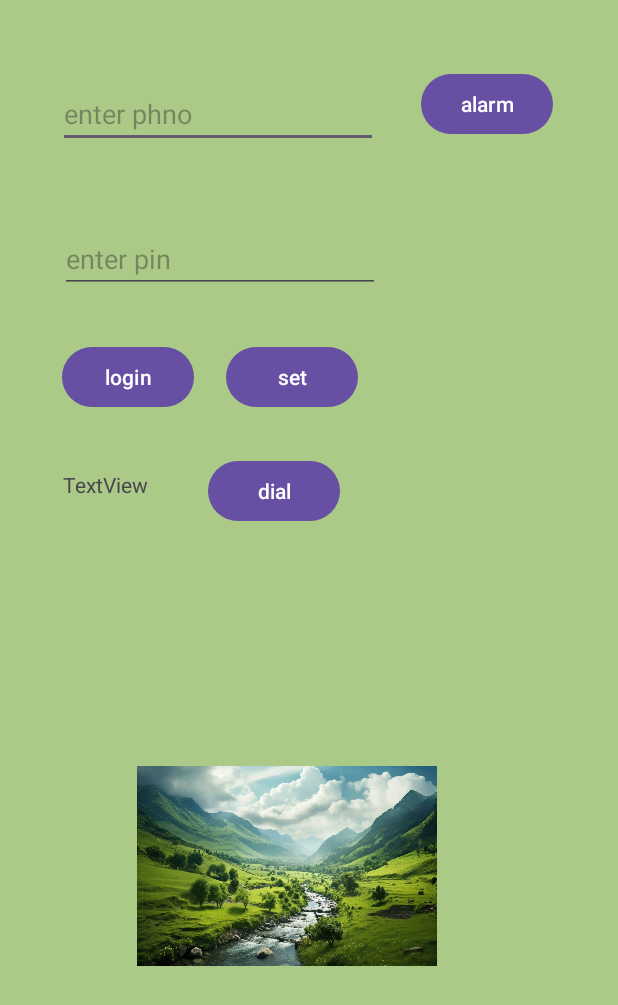
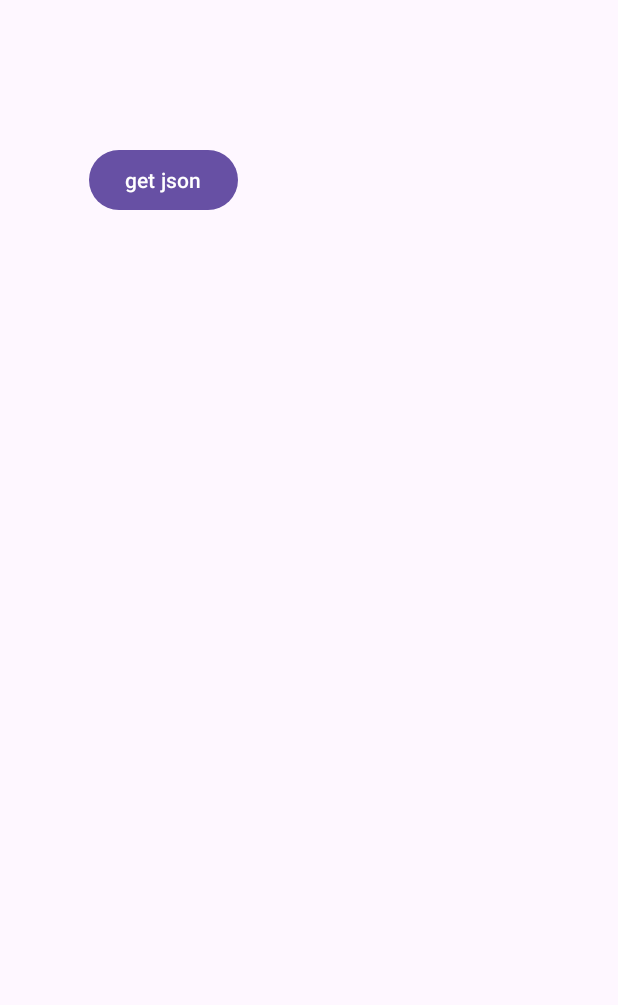
Before and after one commit to abdultanveer/boschandroidexs, an Android app: the screen it shows after launch (MainActivity before the commit, InternetActivity after it), on a phone screen of 412 x 824 dp. Shown: the top 1005 px of the screen. Run offline under Robolectric (Android 15) with nearby library versions, the phone set to English and light mode, and no system bars.

Commit message:
conect to internet -1

```diff
--- a/app/src/main/AndroidManifest.xml
+++ b/app/src/main/AndroidManifest.xml
@@ -2,8 +2,10 @@
 <manifest xmlns:android="http://schemas.android.com/apk/res/android"
     xmlns:tools="http://schemas.android.com/tools">
 
+    <uses-permission android:name="android.permission.INTERNET" />
     <uses-permission android:name="com.android.alarm.permission.SET_ALARM" />
-    <uses-permission android:name="android.permission.RECEIVE_SMS"/>
+    <uses-permission android:name="android.permission.RECEIVE_SMS" />
+
     <application
         android:allowBackup="true"
         android:dataExtractionRules="@xml/data_extraction_rules"
@@ -18,17 +20,25 @@
             android:name=".SmsReceiver"
             android:enabled="true"
             android:exported="true">
-            <intent-filter >
-                <action android:name="android.provider.Telephony.SMS_RECEIVED"/>
+            <intent-filter>
+                <action android:name="android.provider.Telephony.SMS_RECEIVED" />
 
             </intent-filter>
         </receiver>
 
         <activity
             android:name=".HomeActivity"
-            android:exported="false" />
+            android:exported="true">
+
+        </activity>
         <activity
             android:name=".MainActivity"
+            android:exported="true">
+
+        </activity>
+
+        <activity
+            android:name=".InternetActivity"
             android:exported="true">
             <intent-filter>
                 <action android:name="android.intent.action.MAIN" />
--- a/app/src/main/java/com/example/bosch/HomeActivity.java
+++ b/app/src/main/java/com/example/bosch/HomeActivity.java
@@ -28,11 +28,13 @@ static  String TAG = HomeActivity.class.getSimpleName();
         ConstraintLayout view = binding.getRoot();
         setContentView(view);
 
-       String data = getIntent().getExtras().getString("mykey");
+      /* String data = getIntent().getExtras().getString("mykey");
        binding.tvHome.setText(data);
+*/
+       binding.btnSelect.setOnClickListener(this);
 
-       binding.btnSelect.setOnClickListener(this);
     }
+
 
     public void handleSelect(View view) {
 
--- /dev/null
+++ b/app/src/main/java/com/example/bosch/InternetActivity.kt
@@ -0,0 +1,28 @@
+package com.example.bosch
+
+import android.os.Bundle
+import androidx.activity.enableEdgeToEdge
+import androidx.appcompat.app.AppCompatActivity
+import androidx.core.view.ViewCompat
+import androidx.core.view.WindowInsetsCompat
+import com.example.bosch.databinding.ActivityInternetBinding
+import com.example.bosch.databinding.ActivityMainBinding
+
+class InternetActivity : AppCompatActivity() {
+lateinit var binding: ActivityInternetBinding
+    override fun onCreate(savedInstanceState: Bundle?) {
+        super.onCreate(savedInstanceState)
+        binding = ActivityInternetBinding.inflate(layoutInflater)
+        val view = binding.root
+        setContentView(view)
+
+        binding.btnJson.setOnClickListener {
+            getJson()
+        }
+
+    }
+
+    private fun getJson() {
+
+    }
+}
--- a/app/src/main/java/com/example/bosch/MainActivity.kt
+++ b/app/src/main/java/com/example/bosch/MainActivity.kt
@@ -20,21 +20,15 @@ import com.google.android.material.snackbar.Snackbar
 class MainActivity : AppCompatActivity() {
     private lateinit var binding: ActivityMainBinding
 var TAG = MainActivity::class.java.simpleName
-    //"MainActivity"
-   /* lateinit var setButton: Button   //declaration
-    lateinit var mainTextView: TextView
-    lateinit var phoneET:EditText // var numberOfBooks: Int = null
-*/
+
+
     override fun onCreate(savedInstanceState: Bundle?) {
         super.onCreate(savedInstanceState)
         Log.i(TAG,"im in oncreate")
        binding = ActivityMainBinding.inflate(layoutInflater)
        val view = binding.root
        setContentView(view)
-       // setContentView(R.layout.activity_main)   //inflation - xml
-        /*setButton = findViewById(R.id.btnSet)  //taking handle
-        mainTextView = findViewById(R.id.tvMain)
-        phoneET = findViewById(R.id.etPhone)*/
+
         binding.btnSet.setOnClickListener {
             var phnno = binding.etPhone.text.toString()
 
--- a/app/src/main/res/layout/activity_home.xml
+++ b/app/src/main/res/layout/activity_home.xml
@@ -31,11 +31,12 @@
 
     <Button
         android:id="@+id/btnSelect"
-        android:onClick="handleSelect"
         android:layout_width="wrap_content"
         android:layout_height="wrap_content"
         android:layout_marginTop="39dp"
+        android:onClick="handleSelect"
         android:text="select"
         app:layout_constraintStart_toStartOf="@+id/etContact"
         app:layout_constraintTop_toBottomOf="@+id/etContact" />
+
 </androidx.constraintlayout.widget.ConstraintLayout>
--- /dev/null
+++ b/app/src/main/res/layout/activity_internet.xml
@@ -0,0 +1,19 @@
+<?xml version="1.0" encoding="utf-8"?>
+<androidx.constraintlayout.widget.ConstraintLayout xmlns:android="http://schemas.android.com/apk/res/android"
+    xmlns:app="http://schemas.android.com/apk/res-auto"
+    xmlns:tools="http://schemas.android.com/tools"
+    android:id="@+id/main"
+    android:layout_width="match_parent"
+    android:layout_height="match_parent"
+    tools:context=".InternetActivity">
+
+    <Button
+        android:id="@+id/btnJson"
+        android:layout_width="wrap_content"
+        android:layout_height="wrap_content"
+        android:layout_marginStart="59dp"
+        android:layout_marginTop="96dp"
+        android:text="get json"
+        app:layout_constraintStart_toStartOf="parent"
+        app:layout_constraintTop_toTopOf="parent" />
+</androidx.constraintlayout.widget.ConstraintLayout>
--- a/app/src/main/res/layout/activity_main.xml
+++ b/app/src/main/res/layout/activity_main.xml
@@ -85,13 +85,4 @@
         app:layout_constraintEnd_toEndOf="parent"
         app:layout_constraintStart_toEndOf="@+id/etPhone" />
 
-    <ImageView
-        android:id="@+id/imageView"
-        android:layout_width="200dp"
-        android:layout_height="200dp"
-        android:layout_marginStart="91dp"
-        android:layout_marginTop="126dp"
-        app:layout_constraintStart_toStartOf="parent"
-        app:layout_constraintTop_toBottomOf="@+id/btnDial"
-        app:srcCompat="@drawable/scenary" />
 </androidx.constraintlayout.widget.ConstraintLayout>
```
